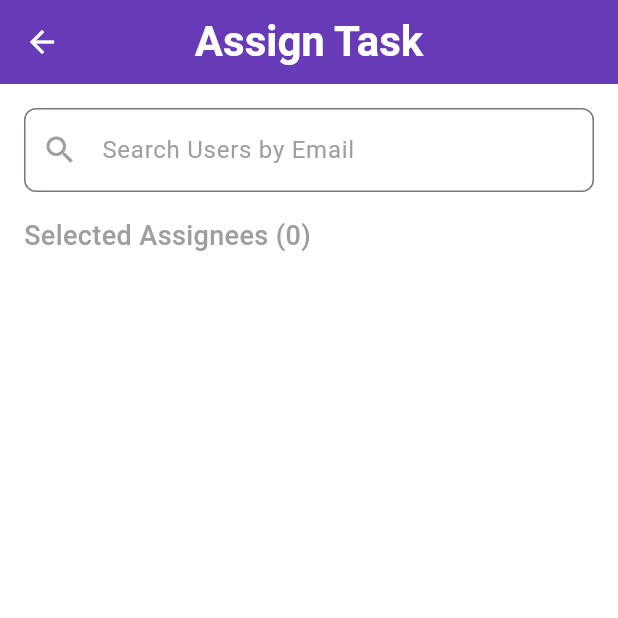
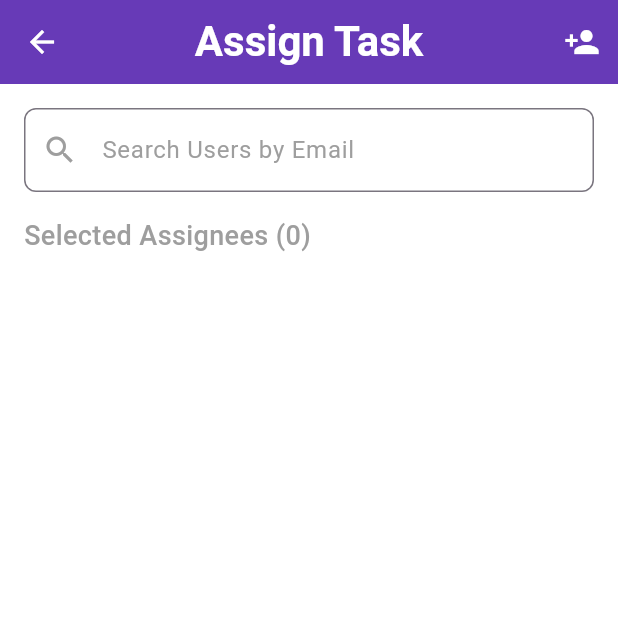
Before and after one commit to mugabiBenjamin/task_manager, a Flutter app: the TaskAssignmentScreen screen opened directly with empty values, on a phone screen of 412 x 824 dp, the top half of it. Run offline on Flutter 3.47's test engine with Material 3 defaults, Android fonts, the phone set to English and light mode, and no system bars; our stand-ins replace cloud_firestore, firebase_auth, firebase_core, google_sign_in; accounts and stored records are empty.

Commit message:
Add navigation to user profile in TaskAssignmentScreen

```diff
--- a/lib/screens/tasks/task_assignment_screen.dart
+++ b/lib/screens/tasks/task_assignment_screen.dart
@@ -3,6 +3,7 @@ import 'package:provider/provider.dart';
 import '../../core/constants/app_constants.dart';
 import '../../providers/task_provider.dart';
 import '../../providers/user_provider.dart';
+import '../../routes/app_routes.dart';
 import '../../widgets/common/custom_button.dart';
 import '../../widgets/common/custom_text_field.dart';
 import '../../widgets/common/loading_widget.dart';
@@ -48,7 +49,16 @@ class _TaskAssignmentScreenState extends State<TaskAssignmentScreen> {
   @override
   Widget build(BuildContext context) {
     return Scaffold(
-      appBar: AppBar(title: const Text('Assign Task')),
+      appBar: AppBar(
+        title: const Text('Assign Task'),
+        actions: [
+          IconButton(
+            icon: const Icon(Icons.person_add),
+            onPressed: () =>
+                Navigator.pushNamed(context, AppRoutes.userProfile),
+          ),
+        ],
+      ),
       body: Padding(
         padding: const EdgeInsets.all(AppConstants.defaultPadding),
         child: Column(
```
